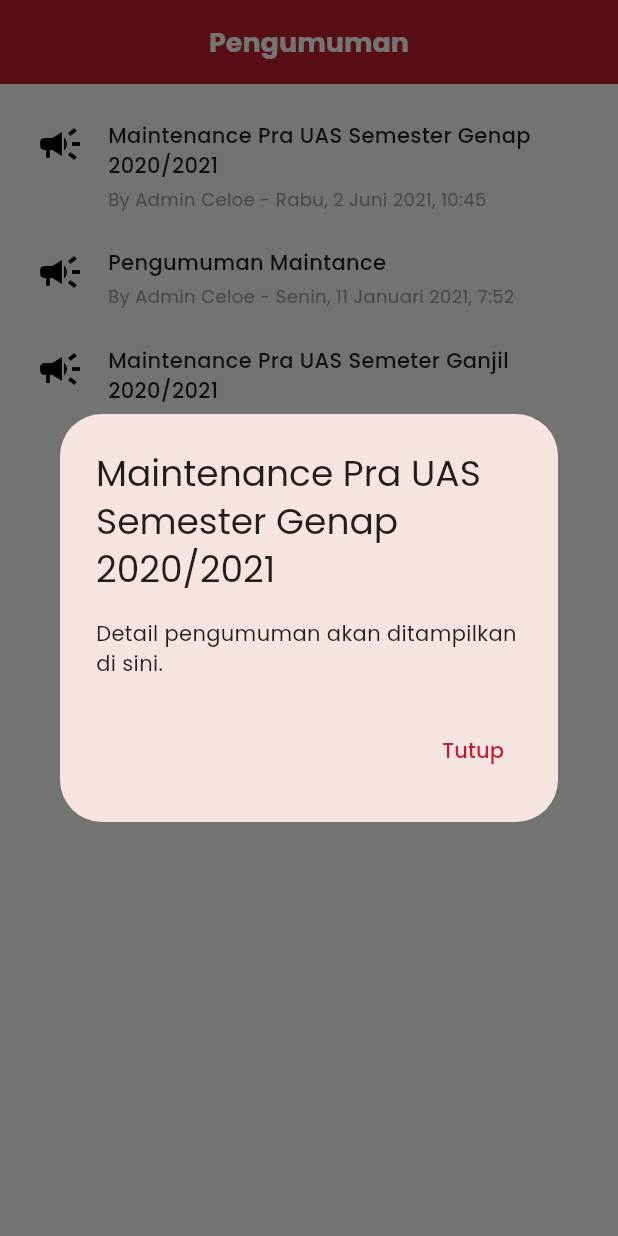
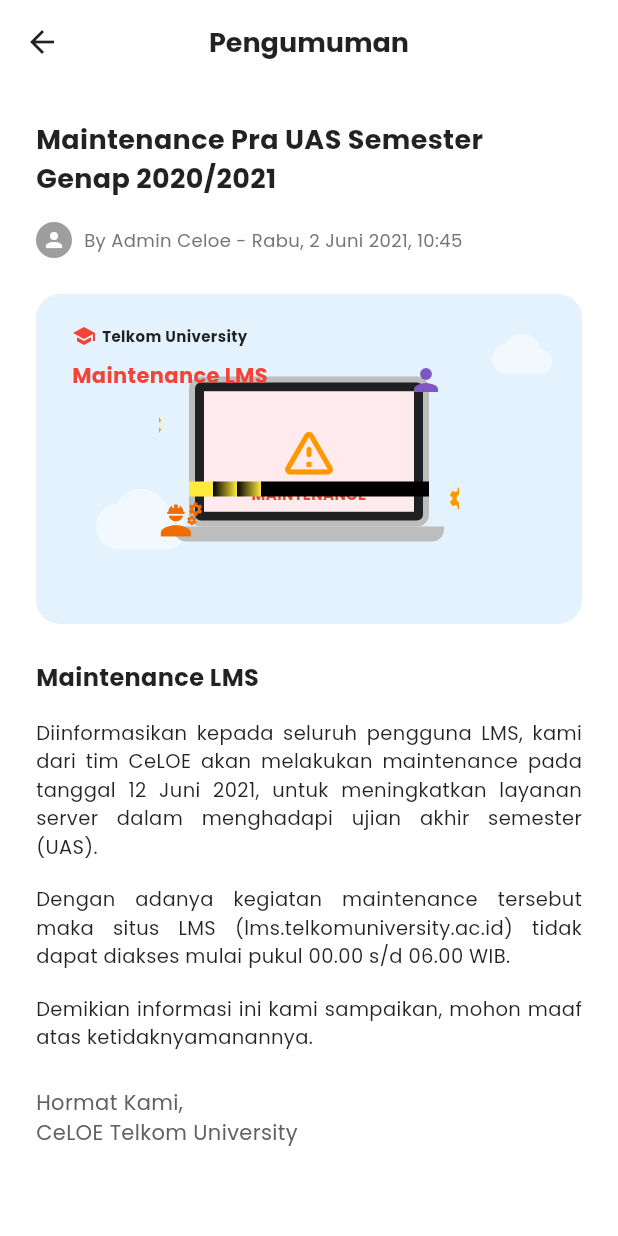
Before and after one commit to sitimaisaroh291001/app_lms, a Flutter app: the AnnouncementPage screen opened by its route, after a tap on "Maintenance Pra UAS Semester Genap 2020/", on a phone screen of 412 x 824 dp. Run offline on Flutter 3.47's test engine with Material 3 defaults, Android fonts, the phone set to English and light mode, and no system bars; our stand-ins replace go_router, google_fonts.

Commit message:
feat: add maintenance pra uas announcement detail and visual

```diff
--- /dev/null
+++ b/lib/features/dashboard/presentation/pages/announcement_detail_page.dart
@@ -0,0 +1,260 @@
+import 'package:flutter/material.dart';
+import 'package:go_router/go_router.dart';
+
+class AnnouncementDetailPage extends StatelessWidget {
+  const AnnouncementDetailPage({super.key});
+
+  @override
+  Widget build(BuildContext context) {
+    return Scaffold(
+      backgroundColor: Colors.white,
+      appBar: AppBar(
+        backgroundColor: Colors.white,
+        elevation: 0,
+        leading: IconButton(
+          icon: const Icon(Icons.arrow_back, color: Colors.black87),
+          onPressed: () => context.pop(),
+        ),
+        title: const Text(
+          'Pengumuman',
+          style: TextStyle(
+            color: Colors.black87,
+            fontWeight: FontWeight.bold,
+          ),
+        ),
+        centerTitle: true,
+      ),
+      body: SingleChildScrollView(
+        padding: const EdgeInsets.all(24),
+        child: Column(
+          crossAxisAlignment: CrossAxisAlignment.start,
+          children: [
+            // Title
+            const Text(
+              'Maintenance Pra UAS Semester Genap 2020/2021',
+              style: TextStyle(
+                fontSize: 18,
+                fontWeight: FontWeight.bold,
+              ),
+            ),
+            const SizedBox(height: 16),
+
+            // Metadata
+            Row(
+              children: [
+                const CircleAvatar(
+                  radius: 12,
+                  backgroundColor: Colors.grey,
+                  child: Icon(Icons.person, color: Colors.white, size: 16),
+                ),
+                const SizedBox(width: 8),
+                Text(
+                  'By Admin Celoe - Rabu, 2 Juni 2021, 10:45',
+                  style: TextStyle(color: Colors.grey[600], fontSize: 12),
+                ),
+              ],
+            ),
+
+            const SizedBox(height: 24),
+
+            // Banner Image Simulation (Sophisticated)
+            const MaintenanceBannerWidget(),
+
+            const SizedBox(height: 24),
+
+            // Content
+            const Text(
+              'Maintenance LMS',
+              style: TextStyle(fontSize: 16, fontWeight: FontWeight.bold),
+            ),
+            const SizedBox(height: 16),
+            const Text(
+              'Diinformasikan kepada seluruh pengguna LMS, kami dari tim CeLOE akan melakukan maintenance pada tanggal 12 Juni 2021, untuk meningkatkan layanan server dalam menghadapi ujian akhir semester (UAS).',
+              style: TextStyle(height: 1.5, fontSize: 13),
+              textAlign: TextAlign.justify,
+            ),
+             const SizedBox(height: 16),
+             const Text(
+              'Dengan adanya kegiatan maintenance tersebut maka situs LMS (lms.telkomuniversity.ac.id) tidak dapat diakses mulai pukul 00.00 s/d 06.00 WIB.',
+              style: TextStyle(height: 1.5, fontSize: 13),
+               textAlign: TextAlign.justify,
+            ),
+             const SizedBox(height: 16),
+             const Text(
+              'Demikian informasi ini kami sampaikan, mohon maaf atas ketidaknyamanannya.',
+              style: TextStyle(height: 1.5, fontSize: 13),
+               textAlign: TextAlign.justify,
+            ),
+            const SizedBox(height: 24),
+            Text(
+              'Hormat Kami,\nCeLOE Telkom University',
+              style: TextStyle(color: Colors.grey[700]),
+            ),
+          ],
+        ),
+      ),
+    );
+  }
+}
+
+class MaintenanceBannerWidget extends StatelessWidget {
+  const MaintenanceBannerWidget({super.key});
+
+  @override
+  Widget build(BuildContext context) {
+    return Container(
+      width: double.infinity,
+      height: 220,
+      decoration: BoxDecoration(
+        color: const Color(0xFFE3F2FD), // Light Blue
+        borderRadius: BorderRadius.circular(16),
+      ),
+      child: Stack(
+        children: [
+            // Background Elements (Grid/Clouds)
+            Positioned(
+              right: 20,
+              top: 20,
+              child: Icon(Icons.cloud, color: Colors.white.withValues(alpha: 0.5), size: 40),
+            ),
+            Positioned(
+              left: 40,
+              bottom: 40,
+              child: Icon(Icons.cloud, color: Colors.white.withValues(alpha: 0.5), size: 60),
+            ),
+
+            // Central Laptop & Graphics
+            Center(
+              child: SizedBox(
+                width: 200,
+                height: 150,
+                child: Stack(
+                  alignment: Alignment.center,
+                  children: [
+                    // Laptop Screen Body
+                    Positioned(
+                      bottom: 20,
+                      child: Column(
+                        mainAxisSize: MainAxisSize.min,
+                        children: [
+                          Container(
+                            width: 160,
+                            height: 100,
+                            decoration: BoxDecoration(
+                              color: Colors.black87,
+                              borderRadius: BorderRadius.circular(8),
+                              border: Border.all(color: Colors.grey[400]!, width: 4),
+                            ),
+                            child: Center(
+                              child: Container(
+                                width: 140,
+                                height: 80,
+                                color: Colors.white,
+                                child: Stack(
+                                  children: [
+                                     Container(color: Colors.red[50]),
+                                     Center(child: Icon(Icons.warning_amber_rounded, size: 40, color: Colors.orange)),
+                                     // "Maintenance" text inside screen
+                                     Positioned(
+                                       bottom: 5,
+                                       left: 0,
+                                       right: 0,
+                                       child: Text(
+                                         'MAINTENANCE',
+                                         textAlign: TextAlign.center,
+                                         style: TextStyle(fontSize: 10, fontWeight: FontWeight.bold, color: Colors.red),
+                                       ),
+                                     )
+                                  ]
+                                ),
+                              ),
+                            ),
+                          ),
+                          Container(
+                            width: 180,
+                            height: 10,
+                            decoration: BoxDecoration(
+                              color: Colors.grey[400],
+                              borderRadius: const BorderRadius.only(bottomLeft: Radius.circular(8), bottomRight: Radius.circular(8))
+                            ),
+                          )
+                        ],
+                      ),
+                    ),
+
+                    // Workers
+                    Positioned(
+                      bottom: 20,
+                      left: 0,
+                      child: Icon(Icons.engineering, color: Colors.orange[800], size: 30),
+                    ),
+                    Positioned(
+                      top: 10,
+                      right: 10, // Sitting on top
+                      child: Icon(Icons.person, color: Colors.deepPurple[400], size: 24),
+                    ),
+
+                    // Gear Icons
+                     Positioned(
+                      top: 40,
+                      left: -20,
+                      child: Icon(Icons.settings, color: Colors.orange, size: 24),
+                    ),
+                     Positioned(
+                      bottom: 40,
+                      right: -10,
+                      child: Icon(Icons.settings, color: Colors.orange, size: 18),
+                    ),
+
+                    // Construction Tape
+                    Positioned(
+                      bottom: 50,
+                      left: 20,
+                      right: 20,
+                      child: Container(
+                        height: 10,
+                        decoration: BoxDecoration(
+                          color: Colors.yellow,
+                          gradient: LinearGradient(
+                            stops: const [0.1, 0.1, 0.2, 0.2, 0.3, 0.3],
+                            colors: [
+                              Colors.yellow,
+                              Colors.black,
+                              Colors.yellow,
+                              Colors.black,
+                              Colors.yellow,
+                              Colors.black
+                            ],
+                            tileMode: TileMode.repeated
+                          )
+                        ),
+                      ),
+                    )
+                  ],
+                ),
+              ),
+            ),
+             // Text: Maintenance LMS
+             Positioned(
+               top: 20,
+               left: 24,
+               child: Column(
+                 crossAxisAlignment: CrossAxisAlignment.start,
+                 children: [
+                    Row(
+                      children: const [
+                         Icon(Icons.school, size: 16, color: Colors.red),
+                         SizedBox(width: 4),
+                         Text('Telkom University', style: TextStyle(fontWeight: FontWeight.bold, fontSize: 10)),
+                      ],
+                    ),
+                    const SizedBox(height: 8),
+                    const Text('Maintenance LMS', style: TextStyle(color: Colors.red, fontWeight: FontWeight.bold, fontSize: 14)),
+                 ],
+               ),
+             )
+        ],
+      ),
+    );
+  }
+}
--- a/lib/features/dashboard/presentation/pages/announcement_page.dart
+++ b/lib/features/dashboard/presentation/pages/announcement_page.dart
@@ -1,4 +1,5 @@
 import 'package:flutter/material.dart';
+import 'package:go_router/go_router.dart';
 
 
 class AnnouncementPage extends StatelessWidget {
@@ -40,7 +41,9 @@ class AnnouncementPage extends StatelessWidget {
           final item = announcements[index];
           return InkWell(
             onTap: () {
-               // Placeholder for detail view
+               if (item['title']!.contains('Maintenance Pra UAS Semester Genap')) {
+                 context.push('/announcement-detail');
+               } else {
                  showDialog(
                    context: context,
                    builder: (c) => AlertDialog(
@@ -49,6 +52,7 @@ class AnnouncementPage extends StatelessWidget {
                      actions: [TextButton(onPressed: ()=>Navigator.pop(c), child: const Text('Tutup'))]
                    )
                  );
+               }
             },
             child: Row(
               crossAxisAlignment: CrossAxisAlignment.start,
--- a/lib/features/dashboard/presentation/pages/dashboard_page.dart
+++ b/lib/features/dashboard/presentation/pages/dashboard_page.dart
@@ -1,5 +1,6 @@
 import 'package:flutter/material.dart';
 import 'package:go_router/go_router.dart';
+import 'announcement_detail_page.dart';
 
 
 class DashboardPage extends StatefulWidget {
@@ -197,32 +198,10 @@ class _DashboardPageState extends State<DashboardPage> {
                   ),
                   const SizedBox(height: 12),
                   // Banner Image Placeholder
-                  Container(
-                    height: 140,
-                    width: double.infinity,
-                    decoration: BoxDecoration(
-                      color: Colors.blue[50],
-                      borderRadius: BorderRadius.circular(12),
-                    ),
-                    child: Stack(
-                      children: [
-                         Positioned(
-                           right: 0,
-                           bottom: 0,
-                           child: Icon(Icons.build_circle_outlined, size: 80, color: Colors.blue.withValues(alpha: 0.2)),
-                         ),
-                        Center(
-                          child: Column(
-                            mainAxisAlignment: MainAxisAlignment.center,
-                            children: const [
-                              Icon(Icons.image, size: 40, color: Colors.grey),
-                              SizedBox(height: 8),
-                              Text('Banner Announcement', style: TextStyle(color: Colors.grey, fontSize: 10)),
-                            ],
-                          ),
-                        ),
-                      ],
-                    ),
+                  // Banner Image Placeholder
+                  GestureDetector(
+                    onTap: () => context.push('/announcement-detail'), // Direct link for better UX
+                    child: const MaintenanceBannerWidget(), // Shared widget from Detail Page
                   ),
 
                   const SizedBox(height: 24),
--- a/lib/main.dart
+++ b/lib/main.dart
@@ -8,6 +8,7 @@ import 'features/courses/presentation/pages/course_list_page.dart';
 import 'features/courses/presentation/pages/course_detail_page.dart';
 import 'features/profile/presentation/pages/profile_page.dart';
 import 'features/dashboard/presentation/pages/announcement_page.dart';
+import 'features/dashboard/presentation/pages/announcement_detail_page.dart';
 
 void main() {
   runApp(const LMSApp());
@@ -59,5 +60,9 @@ final GoRouter _router = GoRouter(
       path: '/announcement',
       builder: (context, state) => const AnnouncementPage(),
     ),
+    GoRoute(
+      path: '/announcement-detail',
+      builder: (context, state) => const AnnouncementDetailPage(),
+    ),
   ],
 );
```
Lines whose indentation alone changed are shown as unchanged.
